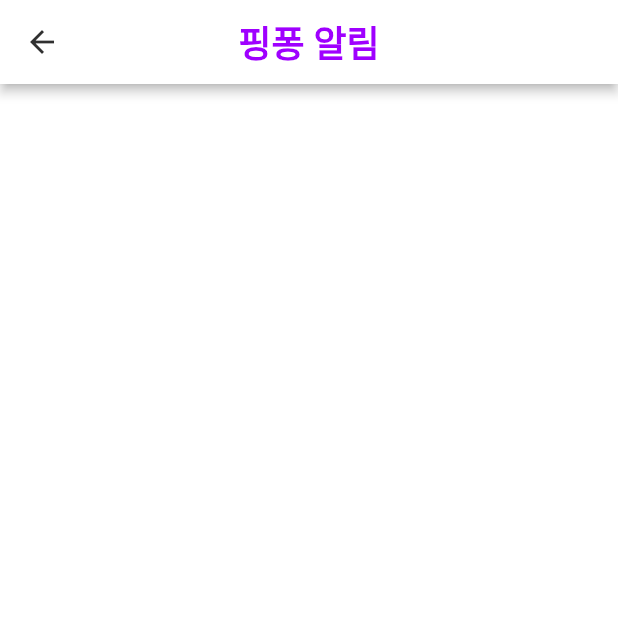
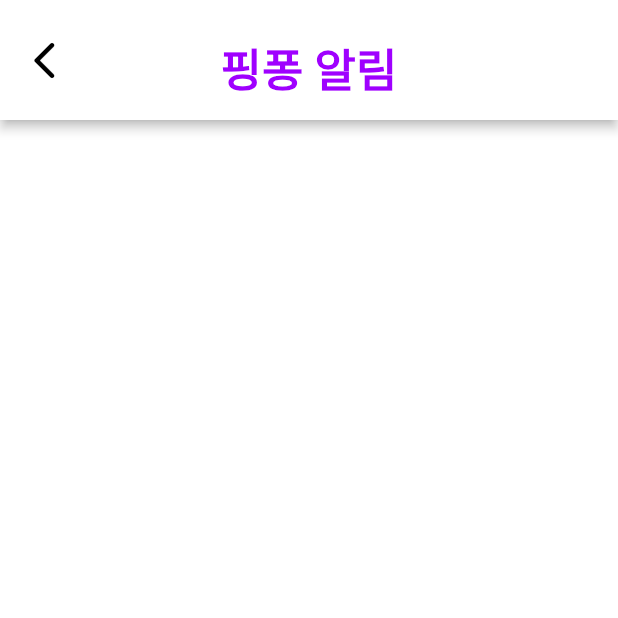
Before and after one commit to elliebae/pingpong4, a Flutter app: the AlertWidget screen opened directly, on a phone screen of 412 x 824 dp, the top half of it. Run offline on Flutter 3.47's test engine with Material 2 defaults, Android fonts, the phone set to English and light mode, and no system bars; our stand-ins replace animated_splash_screen, auto_size_text, built_collection, built_value, cloud_firestore, easy_debounce and 11 more; missing offline and left inert: json_path, onesignal_flutter; accounts and stored records are empty; generated files the repository leaves out were written again; Roboto replaces fonts that are missing (GmarketSans).

Commit message:
1차 심사 후 수정

```diff
--- a/lib/alert/alert_widget.dart
+++ b/lib/alert/alert_widget.dart
@@ -1,9 +1,11 @@
 import '../auth/auth_util.dart';
 import '../backend/backend.dart';
 import '../components/send_pong_widget.dart';
+import '../flutter_flow/flutter_flow_icon_button.dart';
 import '../flutter_flow/flutter_flow_theme.dart';
 import '../flutter_flow/flutter_flow_util.dart';
 import '../flutter_flow/flutter_flow_widgets.dart';
+import '../home_page/home_page_widget.dart';
 import '../custom_code/actions/index.dart' as actions;
 import '../flutter_flow/custom_functions.dart' as functions;
 import 'package:cloud_firestore/cloud_firestore.dart';
@@ -23,24 +25,6 @@ class _AlertWidgetState extends State<AlertWidget> {
   @override
   Widget build(BuildContext context) {
     return Scaffold(
-      key: scaffoldKey,
-      appBar: AppBar(
-        backgroundColor: Colors.white,
-        iconTheme: IconThemeData(color: Color(0xFF303030)),
-        automaticallyImplyLeading: true,
-        title: Text(
-          '핑퐁 알림',
-          style: FlutterFlowTheme.title1.override(
-            fontFamily: 'GmarketSans',
-            color: Color(0xFF9F00FF),
-            fontWeight: FontWeight.bold,
-            useGoogleFonts: false,
-          ),
-        ),
-        actions: [],
-        centerTitle: true,
-        elevation: 3,
-      ),
       backgroundColor: Colors.white,
       body: SafeArea(
         child: Column(
@@ -48,7 +32,7 @@ class _AlertWidgetState extends State<AlertWidget> {
           children: [
             Expanded(
               child: Padding(
-                padding: EdgeInsetsDirectional.fromSTEB(0, 12, 0, 0),
+                padding: EdgeInsetsDirectional.fromSTEB(0, 0, 0, 0),
                 child: Row(
                   mainAxisSize: MainAxisSize.max,
                   children: [
@@ -56,6 +40,67 @@ class _AlertWidgetState extends State<AlertWidget> {
                       child: Column(
                         mainAxisSize: MainAxisSize.max,
                         children: [
+                          Material(
+                            color: Colors.transparent,
+                            elevation: 3,
+                            child: Container(
+                              width: MediaQuery.of(context).size.width,
+                              height: 80,
+                              decoration: BoxDecoration(
+                                color: FlutterFlowTheme.tertiaryColor,
+                              ),
+                              child: Row(
+                                mainAxisSize: MainAxisSize.max,
+                                mainAxisAlignment:
+                                MainAxisAlignment.spaceBetween,
+                                children: [
+                                  FlutterFlowIconButton(
+                                    borderColor: Colors.transparent,
+                                    borderRadius: 30,
+                                    borderWidth: 1,
+                                    buttonSize: 60,
+                                    icon: Icon(
+                                      Icons.arrow_back_ios_rounded,
+                                      color: Colors.black,
+                                      size: 30,
+                                    ),
+                                    onPressed: () async {
+                                      await Navigator.push(
+                                        context,
+                                        MaterialPageRoute(
+                                          builder: (context) =>
+                                              HomePageWidget(),
+                                        ),
+                                      );
+                                    },
+                                  ),
+                                  Padding(
+                                    padding: EdgeInsetsDirectional.fromSTEB(
+                                        0, 10, 0, 0),
+                                    child: Text(
+                                      '핑퐁 알림',
+                                      textAlign: TextAlign.center,
+                                      style:
+                                      FlutterFlowTheme.bodyText1.override(
+                                        fontFamily: 'GmarketSans',
+                                        color: FlutterFlowTheme.primaryColor,
+                                        fontSize: 30,
+                                        fontWeight: FontWeight.bold,
+                                        useGoogleFonts: false,
+                                      ),
+                                    ),
+                                  ),
+                                  Container(
+                                    width: 60,
+                                    height: 60,
+                                    decoration: BoxDecoration(
+                                      color: FlutterFlowTheme.tertiaryColor,
+                                    ),
+                                  ),
+                                ],
+                              ),
+                            ),
+                          ),
                           Expanded(
                             child: StreamBuilder<List<PingpongRecord>>(
                               stream: queryPingpongRecord(
--- a/lib/components/send_ping_widget.dart
+++ b/lib/components/send_ping_widget.dart
@@ -418,6 +418,7 @@ class _SendPingWidgetState extends State<SendPingWidget> {
                                     );
                                   },
                                 );
+                                print("hello");
                                 await actions.sendSlackMessage(
                                   textController3.text,
                                 );
--- a/lib/login/login_widget.dart
+++ b/lib/login/login_widget.dart
@@ -71,7 +71,7 @@ class _LoginWidgetState extends State<LoginWidget> {
         ),
         backgroundColor: Colors.white,
         body: Padding(
-          padding: EdgeInsetsDirectional.fromSTEB(30, 0, 30, 0),
+          padding: EdgeInsetsDirectional.fromSTEB(30, 0, 30, 40),
           child: Column(
             mainAxisSize: MainAxisSize.max,
             mainAxisAlignment: MainAxisAlignment.center,
--- a/lib/signup/signup_widget.dart
+++ b/lib/signup/signup_widget.dart
@@ -84,13 +84,12 @@ class _SignupWidgetState extends State<SignupWidget> {
         body: Padding(
           padding: EdgeInsetsDirectional.fromSTEB(30, 0, 30, 0),
           child: SingleChildScrollView(
-          child: Column(
-            mainAxisSize: MainAxisSize.max,
-            mainAxisAlignment: MainAxisAlignment.start,
-            children: [
-              Padding(
-                padding: EdgeInsetsDirectional.fromSTEB(0, 50, 0, 0),
-                child: Row(
+            child: Column(
+              mainAxisSize: MainAxisSize.max,
+              mainAxisAlignment: MainAxisAlignment.start,
+              crossAxisAlignment: CrossAxisAlignment.start,
+              children: [
+                Row(
                   mainAxisSize: MainAxisSize.max,
                   mainAxisAlignment: MainAxisAlignment.center,
                   children: [
@@ -127,7 +126,6 @@ class _SignupWidgetState extends State<SignupWidget> {
                     ),
                   ],
                 ),
-              ),
               Row(
                 mainAxisSize: MainAxisSize.max,
                 children: [
--- a/pubspec.yaml
+++ b/pubspec.yaml
@@ -15,7 +15,7 @@ publish_to: 'none' # Remove this line if you wish to publish to pub.dev
 # In iOS, build-name is used as CFBundleShortVersionString while build-number used as CFBundleVersion.
 # Read more about iOS versioning at
 # https://developer.apple.com/library/archive/documentation/General/Reference/InfoPlistKeyReference/Articles/CoreFoundationKeys.html
-version: 1.0.0+2
+version: 1.0.0+7
 
 environment:
   sdk: ">=2.7.0 <3.0.0"
```
Also changed, not shown: assets/images/akar-icons_bell.png, assets/images/icon-park-outline_hamburger-button.png, 3 other files.
